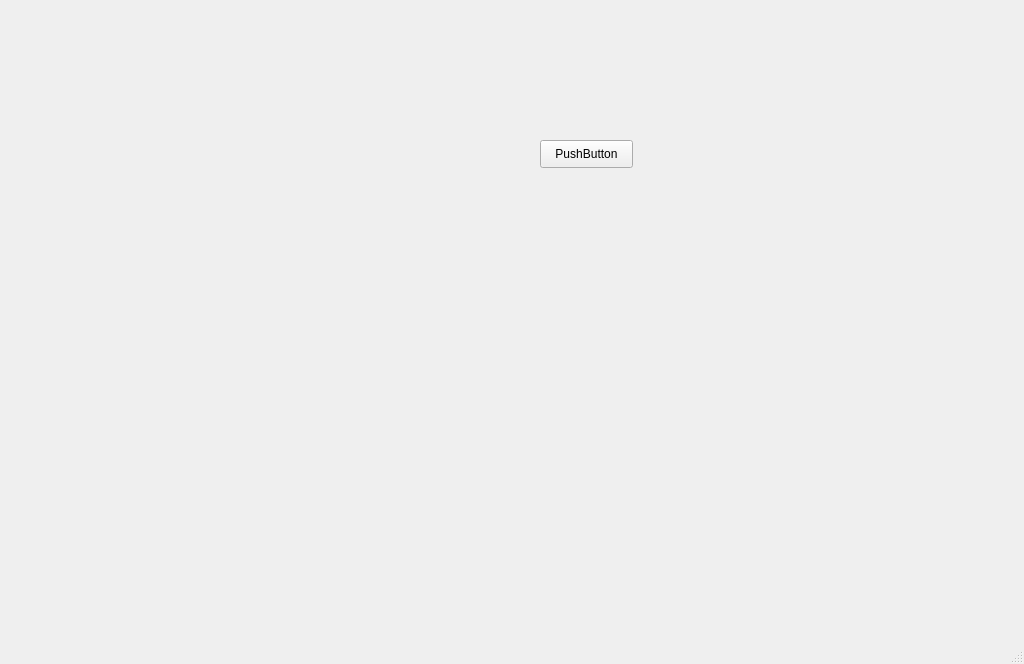
Qt form mainwindow.ui (sorcerer310/ADVideoFusion) before a commit.
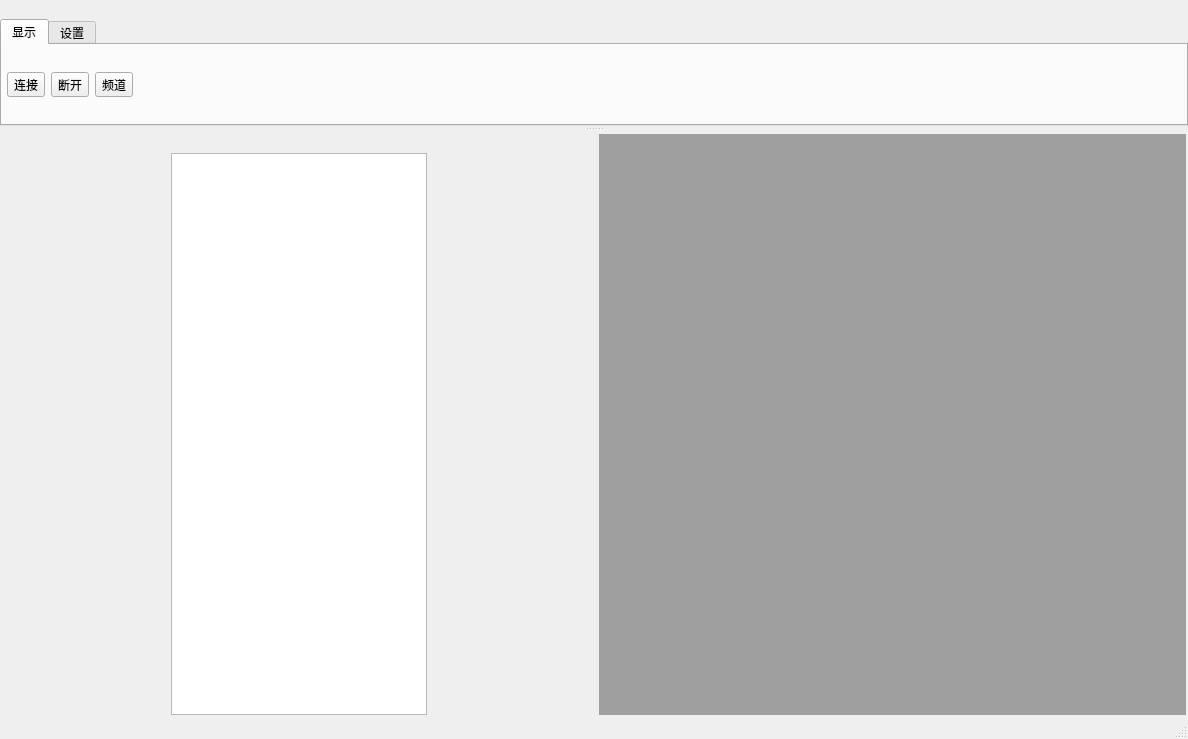
The same form after that commit. Icons and pictures are not drawn.

Commit message: 布局框架完成

```diff
--- a/mainwindow.ui
+++ b/mainwindow.ui
@@ -6,38 +6,102 @@
    <rect>
     <x>0</x>
     <y>0</y>
-    <width>1024</width>
-    <height>664</height>
+    <width>1188</width>
+    <height>739</height>
    </rect>
   </property>
   <property name="windowTitle">
    <string>MainWindow</string>
   </property>
   <widget class="QWidget" name="centralwidget">
-   <widget class="QWidget" name="verticalLayoutWidget">
-    <property name="geometry">
-     <rect>
-      <x>20</x>
-      <y>10</y>
-      <width>471</width>
-      <height>381</height>
-     </rect>
+   <layout class="QHBoxLayout" name="horizontalLayout">
+    <property name="leftMargin">
+     <number>5</number>
     </property>
-    <layout class="QVBoxLayout" name="layout"/>
-   </widget>
-   <widget class="QPushButton" name="pushButton">
-    <property name="geometry">
-     <rect>
-      <x>540</x>
-      <y>140</y>
-      <width>93</width>
-      <height>28</height>
-     </rect>
+    <property name="topMargin">
+     <number>2</number>
     </property>
-    <property name="text">
-     <string>PushButton</string>
+    <property name="rightMargin">
+     <number>2</number>
     </property>
-   </widget>
+    <property name="bottomMargin">
+     <number>2</number>
+    </property>
+    <item>
+     <widget class="QDockWidget" name="dw_left">
+      <property name="sizePolicy">
+       <sizepolicy hsizetype="Expanding" vsizetype="Expanding">
+        <horstretch>0</horstretch>
+        <verstretch>0</verstretch>
+       </sizepolicy>
+      </property>
+      <property name="minimumSize">
+       <size>
+        <width>200</width>
+        <height>539</height>
+       </size>
+      </property>
+      <property name="features">
+       <set>QDockWidget::NoDockWidgetFeatures</set>
+      </property>
+      <property name="allowedAreas">
+       <set>Qt::LeftDockWidgetArea</set>
+      </property>
+      <widget class="QWidget" name="dockWidgetContents_3">
+       <property name="minimumSize">
+        <size>
+         <width>200</width>
+         <height>0</height>
+        </size>
+       </property>
+       <property name="autoFillBackground">
+        <bool>false</bool>
+       </property>
+       <property name="styleSheet">
+        <string notr="true"/>
+       </property>
+       <layout class="QHBoxLayout" name="horizontalLayout_2">
+        <property name="leftMargin">
+         <number>0</number>
+        </property>
+        <property name="topMargin">
+         <number>0</number>
+        </property>
+        <property name="rightMargin">
+         <number>0</number>
+        </property>
+        <property name="bottomMargin">
+         <number>0</number>
+        </property>
+        <item>
+         <widget class="QTreeWidget" name="tw_device">
+          <property name="sizePolicy">
+           <sizepolicy hsizetype="Fixed" vsizetype="Expanding">
+            <horstretch>0</horstretch>
+            <verstretch>0</verstretch>
+           </sizepolicy>
+          </property>
+          <property name="indentation">
+           <number>15</number>
+          </property>
+          <attribute name="headerVisible">
+           <bool>false</bool>
+          </attribute>
+          <column>
+           <property name="text">
+            <string notr="true">1</string>
+           </property>
+          </column>
+         </widget>
+        </item>
+       </layout>
+      </widget>
+     </widget>
+    </item>
+    <item>
+     <widget class="QMdiArea" name="mdiArea"/>
+    </item>
+   </layout>
   </widget>
   <widget class="QMenuBar" name="menubar">
    <property name="geometry">
@@ -50,6 +114,197 @@
    </property>
   </widget>
   <widget class="QStatusBar" name="statusbar"/>
+  <widget class="QDockWidget" name="dw_toolbar">
+   <property name="enabled">
+    <bool>true</bool>
+   </property>
+   <property name="sizePolicy">
+    <sizepolicy hsizetype="Expanding" vsizetype="Fixed">
+     <horstretch>0</horstretch>
+     <verstretch>0</verstretch>
+    </sizepolicy>
+   </property>
+   <property name="minimumSize">
+    <size>
+     <width>47</width>
+     <height>126</height>
+    </size>
+   </property>
+   <property name="features">
+    <set>QDockWidget::NoDockWidgetFeatures</set>
+   </property>
+   <property name="allowedAreas">
+    <set>Qt::TopDockWidgetArea</set>
+   </property>
+   <attribute name="dockWidgetArea">
+    <number>4</number>
+   </attribute>
+   <widget class="QWidget" name="dockWidgetContents">
+    <property name="minimumSize">
+     <size>
+      <width>0</width>
+      <height>100</height>
+     </size>
+    </property>
+    <property name="styleSheet">
+     <string notr="true"/>
+    </property>
+    <layout class="QHBoxLayout" name="horizontalLayout_3">
+     <property name="leftMargin">
+      <number>0</number>
+     </property>
+     <property name="topMargin">
+      <number>0</number>
+     </property>
+     <property name="rightMargin">
+      <number>0</number>
+     </property>
+     <property name="bottomMargin">
+      <number>0</number>
+     </property>
+     <item>
+      <widget class="QTabWidget" name="tabWidget">
+       <property name="sizePolicy">
+        <sizepolicy hsizetype="Ignored" vsizetype="Expanding">
+         <horstretch>0</horstretch>
+         <verstretch>0</verstretch>
+        </sizepolicy>
+       </property>
+       <property name="tabShape">
+        <enum>QTabWidget::Rounded</enum>
+       </property>
+       <property name="currentIndex">
+        <number>0</number>
+       </property>
+       <property name="tabBarAutoHide">
+        <bool>false</bool>
+       </property>
+       <widget class="QWidget" name="tab">
+        <property name="sizePolicy">
+         <sizepolicy hsizetype="Preferred" vsizetype="Preferred">
+          <horstretch>0</horstretch>
+          <verstretch>0</verstretch>
+         </sizepolicy>
+        </property>
+        <property name="layoutDirection">
+         <enum>Qt::LeftToRight</enum>
+        </property>
+        <property name="styleSheet">
+         <string notr="true"/>
+        </property>
+        <attribute name="title">
+         <string>显示</string>
+        </attribute>
+        <layout class="QGridLayout" name="gridLayout">
+         <property name="sizeConstraint">
+          <enum>QLayout::SetDefaultConstraint</enum>
+         </property>
+         <property name="leftMargin">
+          <number>5</number>
+         </property>
+         <property name="topMargin">
+          <number>5</number>
+         </property>
+         <property name="rightMargin">
+          <number>5</number>
+         </property>
+         <property name="bottomMargin">
+          <number>5</number>
+         </property>
+         <property name="verticalSpacing">
+          <number>7</number>
+         </property>
+         <item row="0" column="0">
+          <widget class="QToolButton" name="tb_connect">
+           <property name="minimumSize">
+            <size>
+             <width>0</width>
+             <height>0</height>
+            </size>
+           </property>
+           <property name="text">
+            <string>连接</string>
+           </property>
+           <property name="icon">
+            <iconset resource="resources.qrc">
+             <normaloff>:/res/connect.png</normaloff>:/res/connect.png</iconset>
+           </property>
+           <property name="iconSize">
+            <size>
+             <width>48</width>
+             <height>48</height>
+            </size>
+           </property>
+           <property name="toolButtonStyle">
+            <enum>Qt::ToolButtonTextUnderIcon</enum>
+           </property>
+          </widget>
+         </item>
+         <item row="0" column="2">
+          <widget class="QToolButton" name="tb_channel">
+           <property name="text">
+            <string>频道</string>
+           </property>
+           <property name="icon">
+            <iconset resource="resources.qrc">
+             <normaloff>:/res/connect.png</normaloff>:/res/connect.png</iconset>
+           </property>
+           <property name="iconSize">
+            <size>
+             <width>48</width>
+             <height>48</height>
+            </size>
+           </property>
+           <property name="toolButtonStyle">
+            <enum>Qt::ToolButtonTextUnderIcon</enum>
+           </property>
+          </widget>
+         </item>
+         <item row="0" column="1">
+          <widget class="QToolButton" name="tb_disconnect">
+           <property name="text">
+            <string>断开</string>
+           </property>
+           <property name="icon">
+            <iconset resource="resources.qrc">
+             <normaloff>:/res/disconnect.png</normaloff>:/res/disconnect.png</iconset>
+           </property>
+           <property name="iconSize">
+            <size>
+             <width>48</width>
+             <height>48</height>
+            </size>
+           </property>
+           <property name="toolButtonStyle">
+            <enum>Qt::ToolButtonTextUnderIcon</enum>
+           </property>
+          </widget>
+         </item>
+         <item row="0" column="3">
+          <spacer name="horizontalSpacer">
+           <property name="orientation">
+            <enum>Qt::Horizontal</enum>
+           </property>
+           <property name="sizeHint" stdset="0">
+            <size>
+             <width>40</width>
+             <height>20</height>
+            </size>
+           </property>
+          </spacer>
+         </item>
+        </layout>
+       </widget>
+       <widget class="QWidget" name="tab_2">
+        <attribute name="title">
+         <string>设置</string>
+        </attribute>
+       </widget>
+      </widget>
+     </item>
+    </layout>
+   </widget>
+  </widget>
  </widget>
  <resources/>
  <connections/>
```
Left out of the diff: 6 changed lines with no effect on the pictures. The commit also changes 4 other files.
